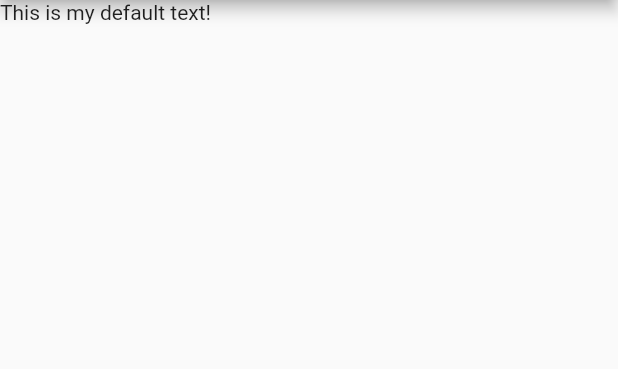
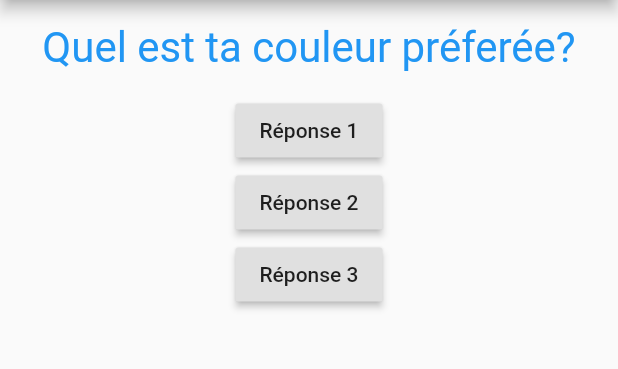
Before and after one commit to Radeonisos/formation-flutter, a Flutter app: the screen it shows after launch, on a phone screen of 412 x 824 dp, the part 84-453 px from its top. Run offline on Flutter 3.47's test engine with Material 2 defaults, Android fonts, the phone set to English and light mode, and no system bars.

Commit message:
no message

```diff
--- a/flutter_first_app/lib/main.dart
+++ b/flutter_first_app/lib/main.dart
@@ -1,12 +1,31 @@
 import 'package:flutter/material.dart';
+import 'package:flutter_first_app/questions.dart';
 
-void main() {
-  runApp(MyApp());
+void main() => runApp(MyApp());
+
+class MyApp extends StatefulWidget {
+  @override
+  State<StatefulWidget> createState() {
+    return new _MyAppState();
+  }
 }
 
-class MyApp extends StatelessWidget {
+class _MyAppState extends State<MyApp> {
+  var _index = 0;
+
+  void _answerQuestion() {
+    print("Answer chosen!");
+    setState(() {
+      if (_index < 1) _index = _index + 1;
+    });
+  }
+
   @override
   Widget build(BuildContext context) {
+    var questions = [
+      "Quel est ta couleur préferée?",
+      "Quel est ton animal fétiche?"
+    ];
     return MaterialApp(
       title: 'Flutter Demo',
       theme: ThemeData(
@@ -17,7 +36,23 @@ class MyApp extends StatelessWidget {
         appBar: AppBar(
           title: Text("My First App"),
         ),
-        body: Text('This is my default text!'),
+        body: Column(
+          children: [
+            Question(questions[_index]),
+            RaisedButton(
+              child: Text("Réponse 1"),
+              onPressed: _answerQuestion,
+            ),
+            RaisedButton(
+              child: Text("Réponse 2"),
+              onPressed: _answerQuestion,
+            ),
+            RaisedButton(
+              child: Text("Réponse 3"),
+              onPressed: _answerQuestion,
+            ),
+          ],
+        ),
       ),
     );
   }
--- /dev/null
+++ b/flutter_first_app/lib/questions.dart
@@ -0,0 +1,18 @@
+import 'package:flutter/material.dart';
+
+class Question extends StatelessWidget {
+  final String questionText;
+  Question(this.questionText);
+
+  @override
+  Widget build(BuildContext context) {
+    return Container(
+        width: double.infinity,
+        margin: EdgeInsets.all(15.0),
+        child: Text(
+          questionText,
+          style: TextStyle(color: Colors.blue, fontSize: 28),
+          textAlign: TextAlign.center,
+        ));
+  }
+}
```
